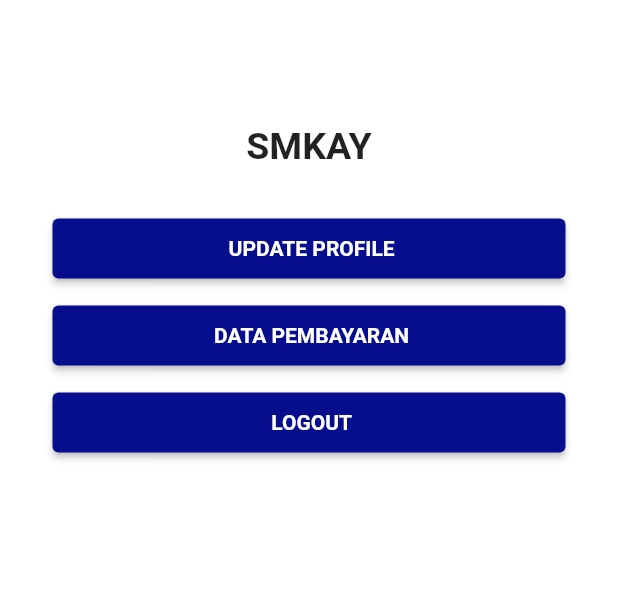
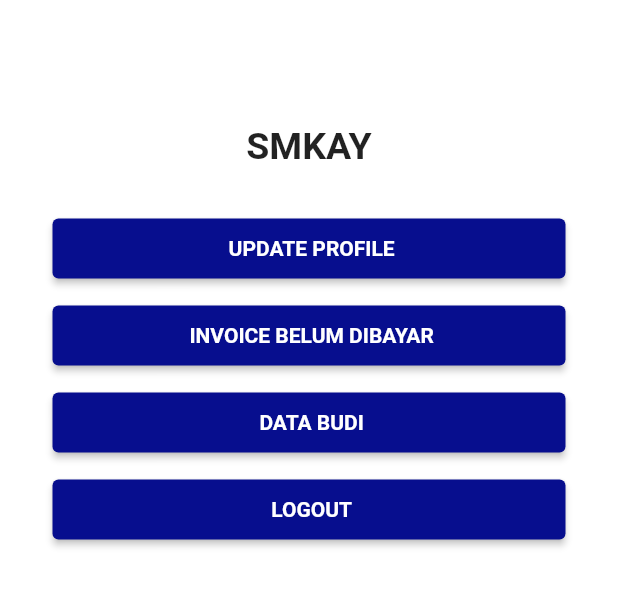
Before and after one commit to syah769/aplikasi_spp, a Flutter app: the MainMenuView screen opened by its route, on a phone screen of 412 x 824 dp, the part 80-688 px from its top. Run offline on Flutter 3.47's test engine with Material 2 defaults, Android fonts, the phone set to English and light mode, and no system bars; our stand-ins replace firebase_core, firebase_messaging, flutter_easyloading, flutter_secure_storage, get; accounts and stored records are empty.

Commit message:
laravel API - 26
modified main menu

```diff
--- a/lib/app/modules/MainMenu/views/main_menu_view.dart
+++ b/lib/app/modules/MainMenu/views/main_menu_view.dart
@@ -14,6 +14,10 @@ class MainMenuView extends GetView<MainMenuController> {
     var buttonStyle = ElevatedButton.styleFrom(
       backgroundColor: Color.fromARGB(255, 7, 14, 142),
       fixedSize: Size(Get.width - 70, 40),
+    );
+    var textStyle = TextStyle(
+      color: Colors.white,
+      fontWeight: FontWeight.bold,
     );
     return FutureBuilder(
       future: controller.storage.read(key: "name"),
@@ -64,10 +68,7 @@ class MainMenuView extends GetView<MainMenuController> {
                         onPressed: () {},
                         child: Text(
                           " UPDATE PROFILE",
-                          style: TextStyle(
-                            color: Colors.white,
-                            fontWeight: FontWeight.bold,
-                          ),
+                          style: textStyle,
                         ),
                         style: buttonStyle,
                       ),
@@ -75,11 +76,17 @@ class MainMenuView extends GetView<MainMenuController> {
                       ElevatedButton(
                         onPressed: () {},
                         child: Text(
-                          " DATA PEMBAYARAN",
-                          style: TextStyle(
-                            color: Colors.white,
-                            fontWeight: FontWeight.bold,
-                          ),
+                          " INVOICE BELUM DIBAYAR",
+                          style: textStyle,
+                        ),
+                        style: buttonStyle,
+                      ),
+                      SizedBox(height: 10),
+                      ElevatedButton(
+                        onPressed: () {},
+                        child: Text(
+                          " DATA BUDI",
+                          style: textStyle,
                         ),
                         style: buttonStyle,
                       ),
@@ -91,10 +98,7 @@ class MainMenuView extends GetView<MainMenuController> {
                         },
                         child: Text(
                           " LOGOUT",
-                          style: TextStyle(
-                            color: Colors.white,
-                            fontWeight: FontWeight.bold,
-                          ),
+                          style: textStyle,
                         ),
                         style: buttonStyle,
                       ),
```
